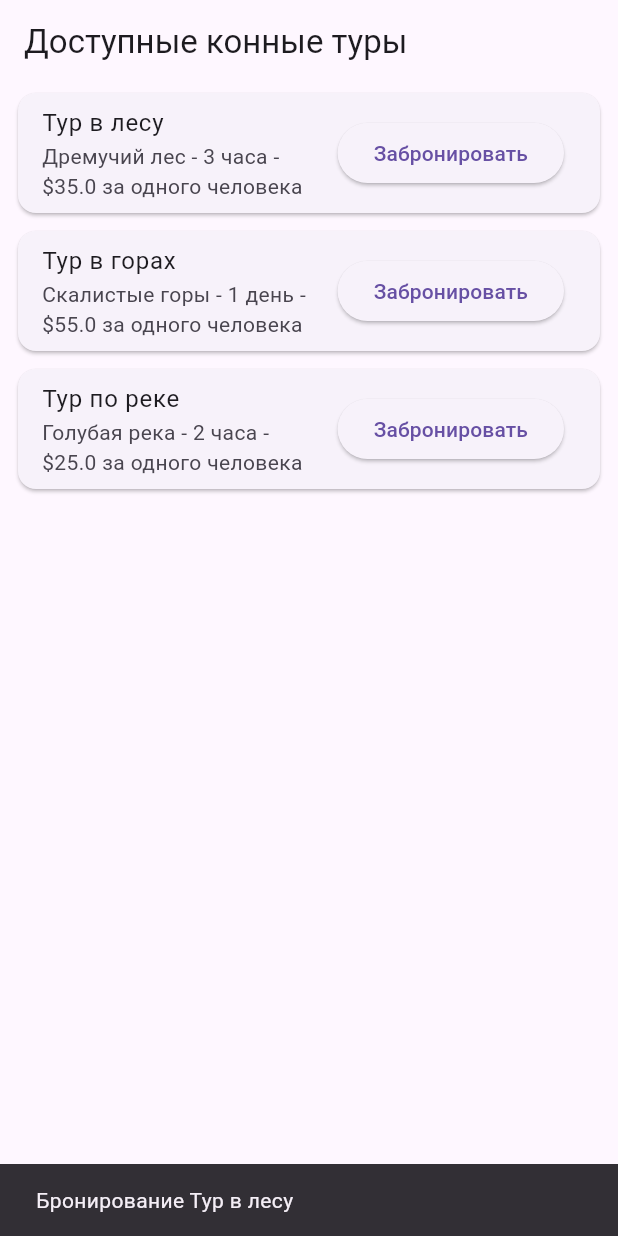
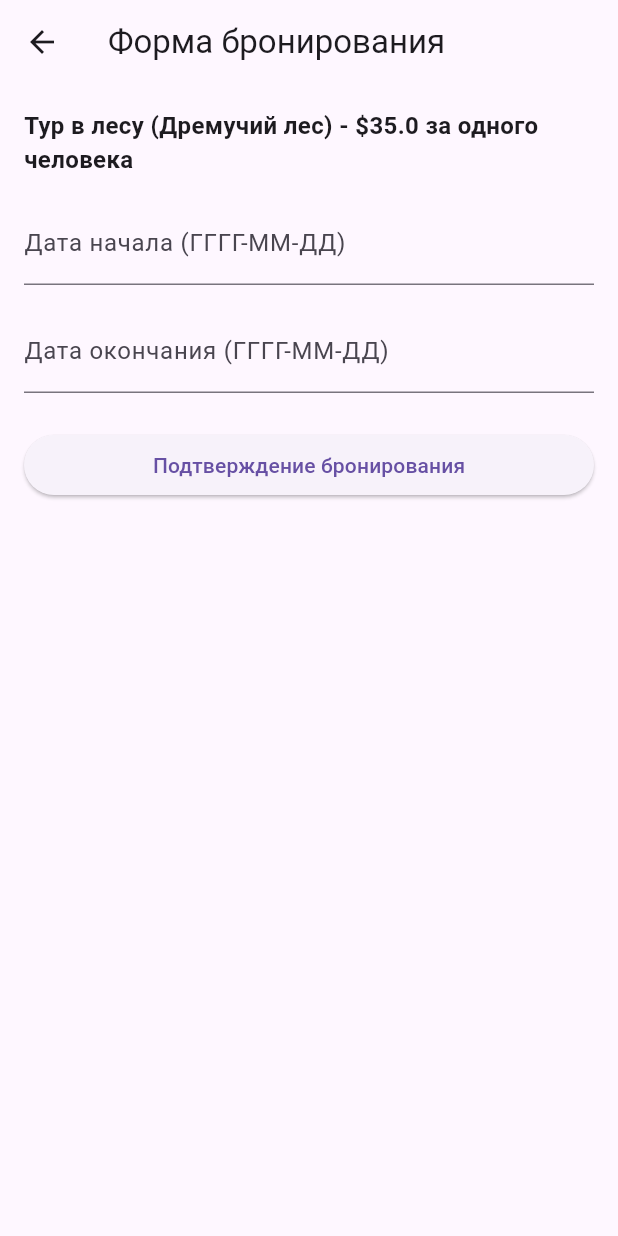
Before and after one commit to alinezzz/rkmp5, a Flutter app: the screen it shows after launch, after a tap on "Забронировать", on a phone screen of 412 x 824 dp. Run offline on Flutter 3.47's test engine with Material 3 defaults, Android fonts, the phone set to English and light mode, and no system bars.

Commit message:
Add BookingForm

```diff
--- /dev/null
+++ b/lib/feature/booking/screens/booking_screen.dart
@@ -0,0 +1,92 @@
+import 'package:flutter/material.dart';
+import '../../horse_tour/models/horse_tour_model.dart';
+
+class BookingFormScreen extends StatefulWidget {
+  final TourModel tour;
+
+  const BookingFormScreen({super.key, required this.tour});
+
+  @override
+  _BookingFormScreenState createState() => _BookingFormScreenState();
+}
+
+class _BookingFormScreenState extends State<BookingFormScreen> {
+  final _formKey = GlobalKey<FormState>();
+  final TextEditingController _startDateController = TextEditingController();
+  final TextEditingController _endDateController = TextEditingController();
+
+  @override
+  void dispose() {
+    _startDateController.dispose();
+    _endDateController.dispose();
+    super.dispose();
+  }
+
+  void _onConfirmTap() {
+    if (_formKey.currentState!.validate()) {
+      ScaffoldMessenger.of(context).showSnackBar(
+        SnackBar(
+          content: Text('Подтверждение бронирования ${widget.tour.name}'),
+        ),
+      );
+      Navigator.pop(context);
+    }
+  }
+
+  @override
+  Widget build(BuildContext context) {
+    return Scaffold(
+      appBar: AppBar(
+        title: const Text('Форма бронирования'),),
+      body: Padding(
+        padding: const EdgeInsets.all(16.0),
+        child: Form(
+          key: _formKey,
+          child: Column(
+            crossAxisAlignment: CrossAxisAlignment.stretch,
+            children: [
+              Text(
+                '${widget.tour.name} (${widget.tour.location}) - \$${widget.tour.pricePerPerson} за одного человека',
+                style: const TextStyle(
+                  fontWeight: FontWeight.bold,
+                  fontSize: 16,),),
+              const SizedBox(height: 16),
+
+              TextFormField(
+                controller: _startDateController,
+                decoration: const InputDecoration(
+                  labelText: 'Дата начала (ГГГГ-ММ-ДД)',),
+                validator: (value) {
+                  if (value == null || value.isEmpty) {
+                    return 'Пожалуйста, введите дату начала тура';
+                  }
+                  return null;
+                },
+              ),
+              const SizedBox(height: 16),
+
+              TextFormField(
+                controller: _endDateController,
+                decoration: const InputDecoration(
+                  labelText: 'Дата окончания (ГГГГ-ММ-ДД)',
+                ),
+                validator: (value) {
+                  if (value == null || value.isEmpty) {
+                    return 'Пожалуйста, введите дату окончания тура';
+                  }
+                  return null;
+                },
+              ),
+              const SizedBox(height: 24),
+
+              ElevatedButton(
+                onPressed: _onConfirmTap,
+                child: const Text('Подтверждение бронирования'),
+              ),
+            ],
+          ),
+        ),
+      ),
+    );
+  }
+}
--- a/lib/feature/horse_tour/screens/horse_tour_screen.dart
+++ b/lib/feature/horse_tour/screens/horse_tour_screen.dart
@@ -1,6 +1,7 @@
 import 'package:flutter/material.dart';
 import '../models/horse_tour_model.dart';
 import '../horse_tour_repository.dart';
+import 'package:rkmp5/feature/booking/screens/booking_screen.dart';
 
 class ToursListScreen extends StatelessWidget {
   final ToursRepository repository = ToursRepository();
@@ -18,8 +19,11 @@ class ToursListScreen extends StatelessWidget {
       body: ToursListView(
         tours: tours,
         onBookTap: (tour) {
-          ScaffoldMessenger.of(context).showSnackBar(
-            SnackBar(content: Text('Бронирование ${tour.name}')),
+          Navigator.push(
+            context,
+            MaterialPageRoute(
+              builder: (context) => BookingFormScreen(tour: tour),
+            ),
           );
         },
       ),
--- a/lib/main.dart
+++ b/lib/main.dart
@@ -1,6 +1,19 @@
 import 'package:flutter/material.dart';
-import 'app.dart';
+import 'feature/horse_tour/screens/horse_tour_screen.dart';
 
 void main() {
-  runApp(HorseToursApp());
+  runApp(const MyApp());
 }
+
+class MyApp extends StatelessWidget {
+  const MyApp({super.key});
+
+  @override
+  Widget build(BuildContext context) {
+    return MaterialApp(
+      title: 'Приложение для бронирования конных туров',
+      theme: ThemeData(primarySwatch: Colors.blue),
+      home: ToursListScreen(),
+    );
+  }
+}
```
